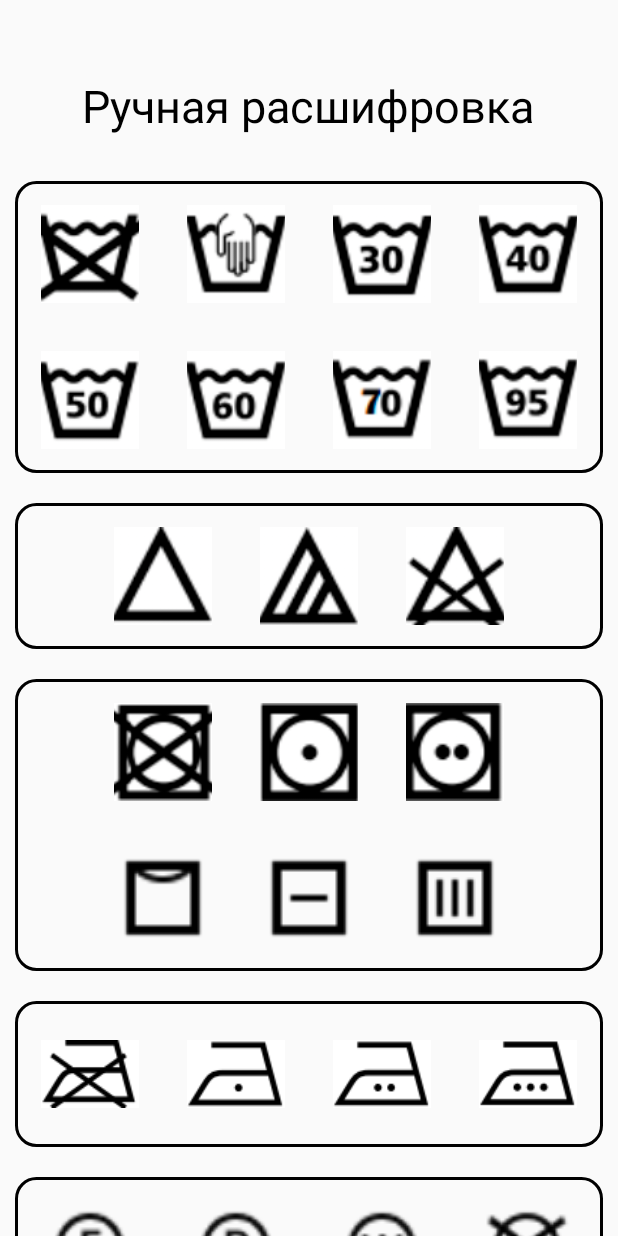
After one commit to Flinnz/birkin-box-android, an Android app: the manual_decryption screen opened directly, with no data from a screen before it, on a phone screen of 412 x 824 dp. The commit adds this screen. Run offline under Robolectric (Android 15) with nearby library versions, the phone set to English and light mode, and no system bars.

Commit message:
сделан экран ручной расшифровки

```diff
--- a/app/src/main/AndroidManifest.xml
+++ b/app/src/main/AndroidManifest.xml
@@ -16,10 +16,11 @@
         android:supportsRtl="true"
         android:theme="@style/Theme.BirkinBox"
         android:usesCleartextTraffic="true">
+        <activity android:name=".manual_decryption"></activity>
         <activity
             android:name=".AddItemActivity"
             android:label="@string/title_activity_add_item"
-            android:theme="@style/Theme.BirkinBox.NoActionBar"></activity>
+            android:theme="@style/Theme.BirkinBox.NoActionBar" />
         <activity android:name=".MainMenuActivity" />
         <activity
             android:name=".SplashActivity"
--- /dev/null
+++ b/app/src/main/java/ru/birkin/team/android/manual_decryption.java
@@ -0,0 +1,14 @@
+package ru.birkin.team.android;
+
+import androidx.appcompat.app.AppCompatActivity;
+
+import android.os.Bundle;
+
+public class manual_decryption extends AppCompatActivity {
+
+    @Override
+    protected void onCreate(Bundle savedInstanceState) {
+        super.onCreate(savedInstanceState);
+        setContentView(R.layout.activity_manual_decryption);
+    }
+}
--- a/app/src/main/res/layout/activity_add_item.xml
+++ b/app/src/main/res/layout/activity_add_item.xml
@@ -85,19 +85,5 @@
             android:background="@drawable/my_custom_background"
             android:scaleType="center"
             android:src="@drawable/camera_add_item" />
-
-        <View
-            android:layout_marginTop="30dp"
-            android:layout_width="fill_parent"
-            android:layout_height="1dp"
-            android:background="@color/black" />
-        <ImageButton
-            android:id="@+id/back_add"
-            android:layout_width="32dp"
-            android:layout_height="32dp"
-            android:layout_gravity="center"
-            android:layout_marginTop="15dp"
-            android:background="@drawable/back"
-           />
     </LinearLayout>
 </androidx.coordinatorlayout.widget.CoordinatorLayout>
--- /dev/null
+++ b/app/src/main/res/layout/activity_manual_decryption.xml
@@ -0,0 +1,314 @@
+<?xml version="1.0" encoding="utf-8"?>
+<androidx.core.widget.NestedScrollView xmlns:android="http://schemas.android.com/apk/res/android"
+    xmlns:app="http://schemas.android.com/apk/res-auto"
+    xmlns:tools="http://schemas.android.com/tools"
+    android:layout_width="match_parent"
+    android:layout_height="match_parent"
+    app:layout_behavior="@string/appbar_scrolling_view_behavior"
+    tools:context=".manual_decryption">
+
+    <LinearLayout
+        android:layout_width="match_parent"
+        android:layout_height="match_parent"
+        android:orientation="vertical"
+        tools:ignore="MissingConstraints">
+
+        <TextView
+            android:id="@+id/manual_text"
+            android:layout_width="wrap_content"
+            android:layout_height="wrap_content"
+            android:layout_gravity="center_horizontal"
+            android:layout_marginTop="50dp"
+            android:layout_marginBottom="20dp"
+            android:text="Ручная расшифровка"
+            android:textColor="@color/black"
+            android:textSize="30dp"
+            app:layout_constraintBottom_toBottomOf="parent"
+            app:layout_constraintLeft_toLeftOf="parent"
+            app:layout_constraintRight_toRightOf="parent"
+            app:layout_constraintTop_toTopOf="parent" />
+
+        <LinearLayout
+            android:layout_width="match_parent"
+            android:layout_height="wrap_content"
+            android:orientation="vertical">
+
+            <LinearLayout
+                android:layout_width="match_parent"
+                android:layout_height="wrap_content"
+                android:orientation="vertical"
+                android:background="@drawable/my_custom_background"
+                android:gravity="center"
+                android:layout_margin="10dp">
+
+                <LinearLayout
+                    android:layout_width="wrap_content"
+                    android:layout_height="wrap_content">
+
+                    <ImageView
+                        android:id="@+id/dont_wash_id"
+                        android:layout_width="65dp"
+                        android:layout_height="65dp"
+                        android:layout_gravity="center"
+                        android:layout_margin="@dimen/text_margin"
+                        android:scaleType="centerCrop"
+                        android:src="@drawable/dont_wash" />
+                    <ImageView
+                        android:id="@+id/hand_wash_id"
+                        android:layout_width="65dp"
+                        android:layout_height="65dp"
+                        android:layout_gravity="center"
+                        android:layout_margin="@dimen/text_margin"
+                        android:scaleType="centerCrop"
+                        android:src="@drawable/hand_wash" />
+                    <ImageView
+                        android:id="@+id/wash_30_id"
+                        android:layout_width="65dp"
+                        android:layout_height="65dp"
+                        android:layout_gravity="center"
+                        android:layout_margin="@dimen/text_margin"
+                        android:scaleType="centerCrop"
+                        android:src="@drawable/wash_30" />
+                    <ImageView
+                        android:id="@+id/wash_40_id"
+                        android:layout_width="65dp"
+                        android:layout_height="65dp"
+                        android:layout_gravity="center"
+                        android:layout_margin="@dimen/text_margin"
+                        android:scaleType="centerCrop"
+                        android:src="@drawable/wash_40" />
+                </LinearLayout>
+
+                <LinearLayout
+                    android:layout_width="wrap_content"
+                    android:layout_height="wrap_content">
+
+                    <ImageView
+                        android:id="@+id/wash_50_id"
+                        android:layout_width="65dp"
+                        android:layout_height="65dp"
+                        android:layout_gravity="center"
+                        android:layout_margin="@dimen/text_margin"
+                        android:scaleType="centerCrop"
+                        android:src="@drawable/wash_50" />
+                    <ImageView
+                        android:id="@+id/wash_60_id"
+                        android:layout_width="65dp"
+                        android:layout_height="65dp"
+                        android:layout_gravity="center"
+                        android:layout_margin="@dimen/text_margin"
+                        android:scaleType="centerCrop"
+                        android:src="@drawable/wash_60" />
+                    <ImageView
+                        android:id="@+id/wash_70_id"
+                        android:layout_width="65dp"
+                        android:layout_height="65dp"
+                        android:layout_gravity="center"
+                        android:layout_margin="@dimen/text_margin"
+                        android:scaleType="centerCrop"
+                        android:src="@drawable/wash_70" />
+                    <ImageView
+                        android:id="@+id/wash_95_id"
+                        android:layout_width="65dp"
+                        android:layout_height="65dp"
+                        android:layout_gravity="center"
+                        android:layout_margin="@dimen/text_margin"
+                        android:scaleType="centerCrop"
+                        android:src="@drawable/wash_95" />
+                </LinearLayout>
+            </LinearLayout>
+
+            <LinearLayout
+                android:layout_width="match_parent"
+                android:layout_height="wrap_content"
+                android:background="@drawable/my_custom_background"
+                android:gravity="center"
+                android:layout_margin="10dp">
+
+                <ImageView
+                    android:id="@+id/any_bleach_id"
+                    android:layout_width="65dp"
+                    android:layout_height="65dp"
+                    android:layout_gravity="center"
+                    android:layout_margin="@dimen/text_margin"
+                    android:scaleType="centerCrop"
+                    android:src="@drawable/any_bleach" />
+                <ImageView
+                    android:id="@+id/only_oxygen_bleach_id"
+                    android:layout_width="65dp"
+                    android:layout_height="65dp"
+                    android:layout_gravity="center"
+                    android:layout_margin="@dimen/text_margin"
+                    android:scaleType="centerCrop"
+                    android:src="@drawable/only_oxygen_bleach" />
+                <ImageView
+                    android:id="@+id/dont_bleach_id"
+                    android:layout_width="65dp"
+                    android:layout_height="65dp"
+                    android:layout_gravity="center"
+                    android:layout_margin="@dimen/text_margin"
+                    android:scaleType="centerCrop"
+                    android:src="@drawable/dont_bleach" />
+
+            </LinearLayout>
+
+            <LinearLayout
+                android:layout_width="match_parent"
+                android:layout_height="wrap_content"
+                android:orientation="vertical"
+                android:background="@drawable/my_custom_background"
+                android:gravity="center"
+                android:layout_margin="10dp"
+                >
+
+                <LinearLayout
+                    android:layout_width="wrap_content"
+                    android:layout_height="wrap_content">
+
+                    <ImageView
+                        android:id="@+id/dont_tumble_id"
+                        android:layout_width="65dp"
+                        android:layout_height="65dp"
+                        android:layout_gravity="center"
+                        android:layout_margin="@dimen/text_margin"
+                        android:scaleType="centerCrop"
+                        android:src="@drawable/dont_tumble" />
+                    <ImageView
+                        android:id="@+id/lower_tumble_id"
+                        android:layout_width="65dp"
+                        android:layout_height="65dp"
+                        android:layout_gravity="center"
+                        android:layout_margin="@dimen/text_margin"
+                        android:scaleType="centerCrop"
+                        android:src="@drawable/lower_tumble" />
+                    <ImageView
+                        android:id="@+id/normal_tumble_id"
+                        android:layout_width="65dp"
+                        android:layout_height="65dp"
+                        android:layout_gravity="center"
+                        android:layout_margin="@dimen/text_margin"
+                        android:scaleType="centerCrop"
+                        android:src="@drawable/normal_tumble" />
+                </LinearLayout>
+
+                <LinearLayout
+                    android:layout_width="wrap_content"
+                    android:layout_height="wrap_content">
+
+                    <ImageView
+                        android:id="@+id/line_tumble_id"
+                        android:layout_width="65dp"
+                        android:layout_height="65dp"
+                        android:layout_gravity="center"
+                        android:layout_margin="@dimen/text_margin"
+                        android:scaleType="centerCrop"
+                        android:src="@drawable/line_dry" />
+                    <ImageView
+                        android:id="@+id/flat_tumble_id"
+                        android:layout_width="65dp"
+                        android:layout_height="65dp"
+                        android:layout_gravity="center"
+                        android:layout_margin="@dimen/text_margin"
+                        android:scaleType="centerCrop"
+                        android:src="@drawable/flat_dry" />
+                    <ImageView
+                        android:id="@+id/drip_tumble_id"
+                        android:layout_width="65dp"
+                        android:layout_height="65dp"
+                        android:layout_gravity="center"
+                        android:layout_margin="@dimen/text_margin"
+                        android:scaleType="centerCrop"
+                        android:src="@drawable/drip_dry" />
+
+                </LinearLayout>
+            </LinearLayout>
+
+            <LinearLayout
+                android:layout_width="match_parent"
+                android:layout_height="wrap_content"
+                android:background="@drawable/my_custom_background"
+                android:gravity="center"
+                android:layout_margin="10dp">
+
+                <ImageView
+                    android:id="@+id/do_not_iron_id"
+                    android:layout_width="65dp"
+                    android:layout_height="65dp"
+                    android:adjustViewBounds="true"
+                    android:layout_gravity="center"
+                    android:layout_margin="@dimen/text_margin"
+                    android:scaleType="centerInside"
+                    android:src="@drawable/do_not_iron" />
+                <ImageView
+                    android:id="@+id/low_temperature_ironing_id"
+                    android:layout_width="65dp"
+                    android:layout_height="65dp"
+                    android:layout_gravity="center"
+                    android:layout_margin="@dimen/text_margin"
+                    android:scaleType="centerInside"
+                    android:src="@drawable/low_temperature_ironing" />
+                <ImageView
+                    android:id="@+id/medium_temperature_ironing_id"
+                    android:layout_width="65dp"
+                    android:layout_height="65dp"
+                    android:layout_gravity="center"
+                    android:layout_margin="@dimen/text_margin"
+                    android:scaleType="centerInside"
+                    android:src="@drawable/medium_temperature_ironing" />
+                <ImageView
+                    android:id="@+id/max_temperature_ironing_id"
+                    android:layout_width="65dp"
+                    android:layout_height="65dp"
+                    android:layout_gravity="center"
+                    android:layout_margin="@dimen/text_margin"
+                    android:scaleType="centerInside"
+                    android:src="@drawable/max_temperature_ironing" />
+
+            </LinearLayout>
+
+            <LinearLayout
+                android:layout_width="match_parent"
+                android:layout_height="wrap_content"
+                android:background="@drawable/my_custom_background"
+                android:gravity="center"
+                android:layout_margin="10dp">
+
+                <ImageView
+                    android:id="@+id/f_drycleaning_id"
+                    android:layout_width="65dp"
+                    android:layout_height="65dp"
+                    android:layout_gravity="center"
+                    android:layout_margin="@dimen/text_margin"
+                    android:scaleType="centerCrop"
+                    android:src="@drawable/f_drycleaning" />
+                <ImageView
+                    android:id="@+id/p_drycleaning_id"
+                    android:layout_width="65dp"
+                    android:layout_height="65dp"
+                    android:layout_gravity="center"
+                    android:layout_margin="@dimen/text_margin"
+                    android:scaleType="centerCrop"
+                    android:src="@drawable/p_drycleaning" />
+                <ImageView
+                    android:id="@+id/w_drycleaning_id"
+                    android:layout_width="65dp"
+                    android:layout_height="65dp"
+                    android:layout_gravity="center"
+                    android:layout_margin="@dimen/text_margin"
+                    android:scaleType="centerCrop"
+                    android:src="@drawable/w_drycleaning" />
+                <ImageView
+                    android:id="@+id/dont_drycleaning_id"
+                    android:layout_width="65dp"
+                    android:layout_height="65dp"
+                    android:layout_gravity="center"
+                    android:layout_margin="@dimen/text_margin"
+                    android:scaleType="centerCrop"
+                    android:src="@drawable/no_drycleaning" />
+
+            </LinearLayout>
+
+        </LinearLayout>
+
+    </LinearLayout>
+</androidx.core.widget.NestedScrollView>
```
Also changed, not shown: app/src/main/res/drawable-v24/dont_tumble.png (added), app/src/main/res/drawable-v24/drip_dry.png (added), app/src/main/res/drawable-v24/f_drycleaning.png (added), app/src/main/res/drawable-v24/flat_dry.png (added), app/src/main/res/drawable-v24/high_tumble.png (added), app/src/main/res/drawable-v24/line_dry.png (added), app/src/main/res/drawable-v24/no_drycleaning.png (added), app/src/main/res/drawable-v24/p_drycleaning.png (added), app/src/main/res/drawable-v24/w_drycleaning.png (added), app/src/main/res/drawable/dont_tumble.png (deleted), app/src/main/res/drawable/wash_60.png.
